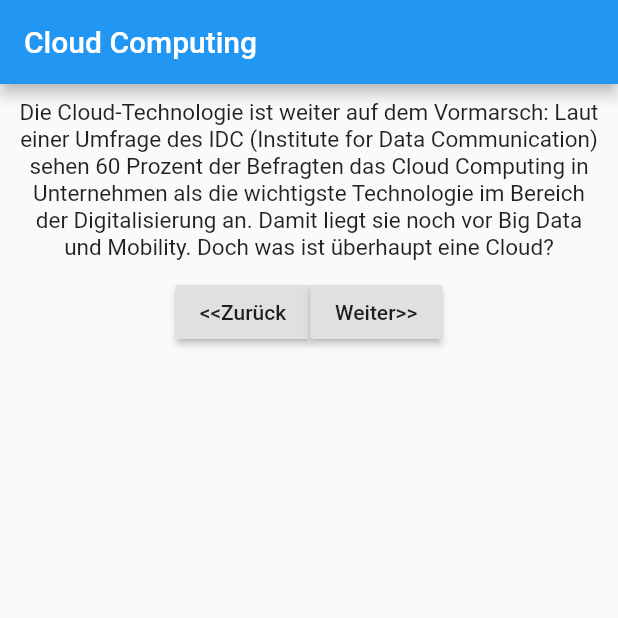
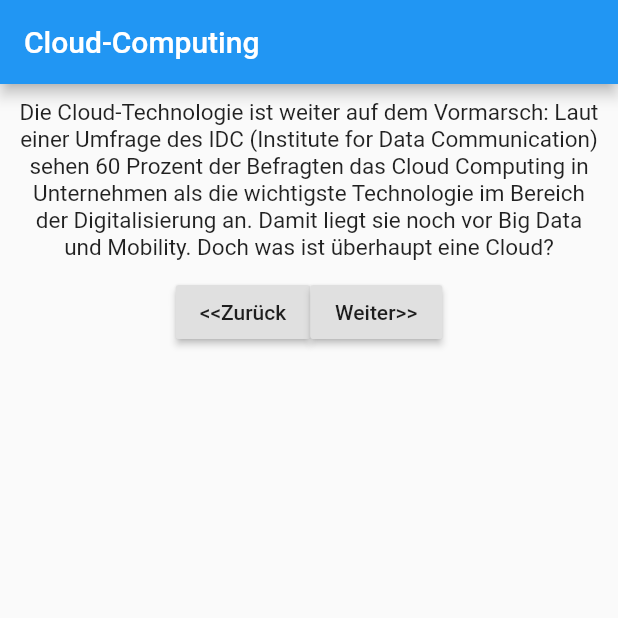
Before and after one commit to shr1mpsy/E-learning-App, a Flutter app: the screen it shows after launch, on a phone screen of 412 x 824 dp, the top half of it. Run offline on Flutter 3.47's test engine with Material 2 defaults, Android fonts, the light colour scheme and no system bars.

Commit message:
Code cleanup + App update

```diff
--- a/lib/main.dart
+++ b/lib/main.dart
@@ -13,23 +13,23 @@ class MyApp extends StatefulWidget {
 
 class MyAppState extends State<MyApp> {
   var index = 0;
-  bool alreadyPressed = true;
 
   int qindex = 0;
   int qtotalScore = 0;
 
   void reset() {
+    setState(() {
       qindex = 0;
       qtotalScore = 0;
-    alreadyPressed = true;
+    });
+
   }
 
   void antwort(int score) {
-    if (alreadyPressed){
+      setState(() {
         qtotalScore += score;
         qindex = qindex + 1;
-      alreadyPressed = false;
-    }
+      });
   }
 
   //Eine Seite weiter
@@ -50,10 +50,6 @@ class MyAppState extends State<MyApp> {
     print(index);
   }
 
-  void quiz(){
-    setState(() {alreadyPressed = true;});
-  }
-
   void nm(){
     setState(() {
       index = 0;
@@ -61,15 +57,16 @@ class MyAppState extends State<MyApp> {
     });
   }
 
+
   @override
   Widget build(BuildContext context) {
-    if (index < 4) {
     return MaterialApp(
       home: Scaffold(
           appBar: AppBar(
-            title: Text("Cloud Computing"),
+            title: Text("Cloud-Computing"),
           ),
-          body: Column(
+          body: index < 4
+              ? Column(
                   children: <Widget>[
                     Texte(index),
                     Row(
@@ -80,25 +77,15 @@ class MyAppState extends State<MyApp> {
                       ],
                     ),
                   ],
-          ),
-        ),
-      );
-    }
-    if (index == 4){
-      return MaterialApp(
-        home: Scaffold(
-          appBar: AppBar(
-            title: Text("Cloud Computing"),
-          ),
-          body: Column(
+                )
+
+              : Column(
                   children: <Widget>[
                   Quiz(qindex, qtotalScore, reset, antwort),
-              RaisedButton(child: Text("Weiter"), onPressed: quiz),
                   FlatButton(onPressed: nm, child: Text("Lektion neu starten"))
                   ],
-          ),
+                )
       ),
     );
   }
 }
-}
```
Lines whose indentation alone changed are shown as unchanged.
